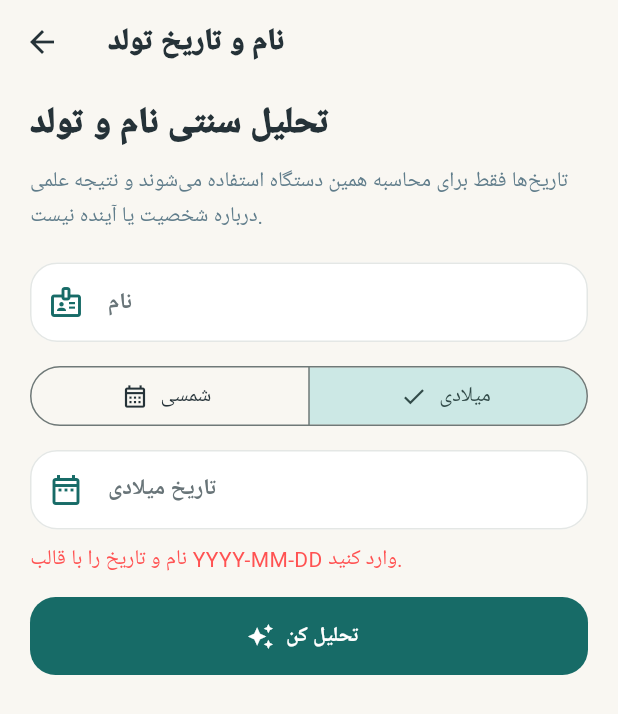
After one commit to kamandbeauty/kamand, a Flutter app: the BirthAnalysisScreen screen opened directly, after a tap on "میلادی", after a tap on "تحلیل کن", on a phone screen of 412 x 824 dp. The commit adds this screen. Shown: the top 714 px of the screen. Run offline on Flutter 3.47's test engine with Material 3 defaults, Android fonts, the phone set to English and light mode, and no system bars; our stand-ins replace flutter_riverpod; missing offline and left inert: sqlite3; Roboto replaces fonts that are missing (sans).

Commit message:
feat: add data-driven calculation engines
Co-authored-by: arena-agent <297053741+arena-agent@users.noreply.github.com>

```diff
--- a/lib/domain/models/numerology_result.dart
+++ b/lib/domain/models/numerology_result.dart
@@ -5,6 +5,12 @@ class NumerologyResult {
     required this.description,
     required this.systemTitle,
     required this.disclaimer,
+    this.ruleKey = '',
+    this.ruleVersion = '',
+    this.calculation = '',
+    this.status = 'unverified',
+    this.sourceTitle = 'بدون منبع',
+    this.isAvailable = true,
   });
 
   final int value;
@@ -12,4 +18,10 @@ class NumerologyResult {
   final String description;
   final String systemTitle;
   final String disclaimer;
+  final String ruleKey;
+  final String ruleVersion;
+  final String calculation;
+  final String status;
+  final String sourceTitle;
+  final bool isAvailable;
 }
--- /dev/null
+++ b/lib/features/analysis/birth_analysis_screen.dart
@@ -0,0 +1,142 @@
+import 'package:flutter/material.dart';
+import 'package:flutter_riverpod/flutter_riverpod.dart';
+
+import '../../app/providers.dart';
+import '../../core/calendar/date_engine.dart';
+import '../../core/normalization/persian_normalizer.dart';
+import '../../domain/models/numerology_result.dart';
+
+class BirthAnalysisScreen extends ConsumerStatefulWidget {
+  const BirthAnalysisScreen({super.key});
+
+  @override
+  ConsumerState<BirthAnalysisScreen> createState() => _BirthAnalysisScreenState();
+}
+
+class _BirthAnalysisScreenState extends ConsumerState<BirthAnalysisScreen> {
+  final nameController = TextEditingController();
+  final dateController = TextEditingController();
+  CalendarKind calendar = CalendarKind.jalali;
+  String? error;
+  int? nameNumber;
+  int? birthNumber;
+  int? lifePath;
+  CalendarDate? normalizedDate;
+  NumerologyResult? numerology;
+  bool isAnalyzing = false;
+
+  @override
+  void dispose() {
+    nameController.dispose();
+    dateController.dispose();
+    super.dispose();
+  }
+
+  Future<void> analyze() async {
+    if (isAnalyzing) return;
+    setState(() {
+      isAnalyzing = true;
+      error = null;
+      nameNumber = null;
+      birthNumber = null;
+      lifePath = null;
+      normalizedDate = null;
+      numerology = null;
+    });
+    await Future<void>.delayed(Duration.zero);
+    final name = nameController.text.trim();
+    final rawDate = PersianNormalizer.toLatinDigits(dateController.text.trim()).replaceAll('/', '-');
+    final match = RegExp(r'^(\d{4})-(\d{1,2})-(\d{1,2})$').firstMatch(rawDate);
+    if (name.isEmpty || match == null) {
+      setState(() {
+        isAnalyzing = false;
+        error = 'نام و تاریخ را با قالب YYYY-MM-DD وارد کنید.';
+      });
+      return;
+    }
+
+    final year = int.parse(match.group(1)!);
+    final month = int.parse(match.group(2)!);
+    final day = int.parse(match.group(3)!);
+    try {
+      final date = CalendarDate(year: year, month: month, day: day, calendar: calendar);
+      if (!DateEngine.isValid(date)) throw const FormatException('تاریخ نامعتبر است.');
+      final gregorian = calendar == CalendarKind.jalali ? DateEngine.jalaliToGregorian(date) : DateTime(year, month, day);
+      final jalali = DateEngine.gregorianToJalali(gregorian);
+      final abjad = ref.read(abjadEngineProvider).calculate(name);
+      if (!abjad.isComplete) throw const FormatException('حرف ناشناخته در نام وجود دارد.');
+      final nameNumerology = ref.read(numerologyEngineProvider).fromAbjadTotal(abjad.total, inputComplete: true);
+      if (!nameNumerology.isAvailable) throw FormatException(nameNumerology.description);
+      setState(() {
+        normalizedDate = calendar == CalendarKind.jalali ? date : jalali;
+        nameNumber = nameNumerology.value;
+        birthNumber = DateEngine.birthNumber(normalizedDate!);
+        lifePath = DateEngine.lifePath(birthDate: normalizedDate!);
+        numerology = nameNumerology;
+        isAnalyzing = false;
+      });
+    } catch (exception) {
+      setState(() {
+        isAnalyzing = false;
+        error = exception is FormatException ? exception.message : 'تحلیل انجام نشد؛ ورودی را بررسی کنید.';
+      });
+    }
+  }
+
+  @override
+  Widget build(BuildContext context) {
+    return Scaffold(
+      appBar: AppBar(title: const Text('نام و تاریخ تولد')),
+      body: ListView(
+        padding: const EdgeInsets.fromLTRB(20, 8, 20, 30),
+        children: [
+          const Text('تحلیل سنتی نام و تولد', style: TextStyle(fontSize: 24, fontWeight: FontWeight.w900)),
+          const SizedBox(height: 8),
+          const Text('تاریخ‌ها فقط برای محاسبه همین دستگاه استفاده می‌شوند و نتیجه علمی درباره شخصیت یا آینده نیست.', style: TextStyle(color: Colors.blueGrey, height: 1.6)),
+          const SizedBox(height: 20),
+          TextField(controller: nameController, decoration: const InputDecoration(labelText: 'نام', prefixIcon: Icon(Icons.badge_outlined))),
+          const SizedBox(height: 12),
+          SegmentedButton<CalendarKind>(segments: const [ButtonSegment(value: CalendarKind.jalali, label: Text('شمسی'), icon: Icon(Icons.calendar_month_outlined)), ButtonSegment(value: CalendarKind.gregorian, label: Text('میلادی'), icon: Icon(Icons.event_outlined))], selected: {calendar}, onSelectionChanged: (selection) => setState(() => calendar = selection.first)),
+          const SizedBox(height: 12),
+          TextField(controller: dateController, keyboardType: TextInputType.datetime, decoration: InputDecoration(labelText: calendar == CalendarKind.jalali ? 'تاریخ شمسی' : 'تاریخ میلادی', hintText: calendar == CalendarKind.jalali ? '1403-01-01' : '2024-03-20', prefixIcon: const Icon(Icons.date_range_outlined))),
+          if (error != null) Padding(padding: const EdgeInsets.only(top: 9), child: Text(error!, style: const TextStyle(color: Colors.redAccent))),
+          const SizedBox(height: 14),
+          FilledButton.icon(onPressed: isAnalyzing ? null : analyze, icon: const Icon(Icons.auto_awesome), label: Text(isAnalyzing ? 'در حال محاسبه…' : 'تحلیل کن')),
+          if (isAnalyzing) const Padding(padding: EdgeInsets.only(top: 12), child: LinearProgressIndicator()),
+          if (normalizedDate == null && error == null && !isAnalyzing) const Padding(padding: EdgeInsets.only(top: 24), child: Card(child: Padding(padding: EdgeInsets.all(17), child: Text('برای شروع، نام و تاریخ را وارد کنید. نتیجه فقط به‌عنوان تحلیل سنتی نمایش داده می‌شود.', style: TextStyle(color: Colors.blueGrey, height: 1.6))))),
+          if (normalizedDate != null) ...[
+            const SizedBox(height: 22),
+            _ResultGrid(nameNumber: nameNumber!, birthNumber: birthNumber!, lifePath: lifePath!),
+            const SizedBox(height: 14),
+            Card(color: const Color(0xFFF6EDDC), child: Padding(padding: const EdgeInsets.all(17), child: Column(crossAxisAlignment: CrossAxisAlignment.start, children: [const Text('فرمول و وضعیت', style: TextStyle(fontWeight: FontWeight.w900)), const SizedBox(height: 8), Text('Rule: ${numerology!.ruleKey} · نسخه: ${numerology!.ruleVersion}'), Text('وضعیت: ${numerology!.status} · منبع: ${numerology!.sourceTitle}'), const SizedBox(height: 5), Text('محاسبه: ${numerology!.calculation}'), const SizedBox(height: 8), Text('فرمول تاریخ: کاهش رقمی ${normalizedDate!.iso}'), const SizedBox(height: 8), Text(numerology!.disclaimer, style: const TextStyle(height: 1.7, fontWeight: FontWeight.w700))]))),
+          ],
+        ],
+      ),
+    );
+  }
+}
+
+class _ResultGrid extends StatelessWidget {
+  const _ResultGrid({required this.nameNumber, required this.birthNumber, required this.lifePath});
+
+  final int nameNumber;
+  final int birthNumber;
+  final int lifePath;
+
+  @override
+  Widget build(BuildContext context) {
+    return Row(children: [_NumberCard(title: 'عدد نام', value: nameNumber), const SizedBox(width: 10), _NumberCard(title: 'عدد تولد', value: birthNumber), const SizedBox(width: 10), _NumberCard(title: 'مسیر زندگی', value: lifePath)]);
+  }
+}
+
+class _NumberCard extends StatelessWidget {
+  const _NumberCard({required this.title, required this.value});
+
+  final String title;
+  final int value;
+
+  @override
+  Widget build(BuildContext context) {
+    return Expanded(child: Container(padding: const EdgeInsets.symmetric(vertical: 18, horizontal: 8), decoration: BoxDecoration(color: Colors.white, borderRadius: BorderRadius.circular(18)), child: Column(children: [Text(title, textAlign: TextAlign.center, style: const TextStyle(color: Colors.blueGrey, fontSize: 11)), const SizedBox(height: 8), Text('$value', style: TextStyle(color: Theme.of(context).colorScheme.primary, fontSize: 28, fontWeight: FontWeight.w900))])));
+  }
+}
```
Also changed, not shown: lib/app/providers.dart (+11 -5 lines), lib/core/calendar/date_engine.dart (+13 -0 lines), lib/data/database/app_database.dart (+152 -0 lines), lib/domain/engines/abjad_engine.dart (+10 -3 lines), lib/domain/engines/numerology_engine.dart (+66 -10 lines), lib/domain/models/abjad_system.dart (added, +28 -0 lines), lib/domain/models/numerology_rule.dart (added, +37 -0 lines), lib/features/analysis/name_analysis_screen.dart (+22 -8 lines), 5 other files.
